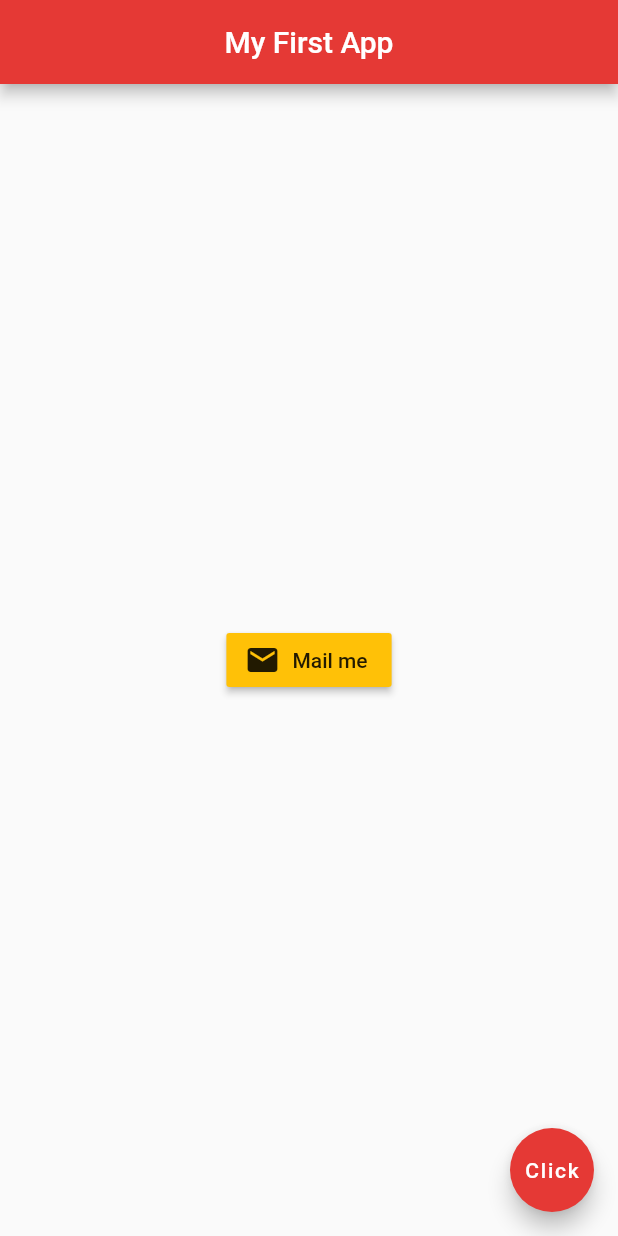
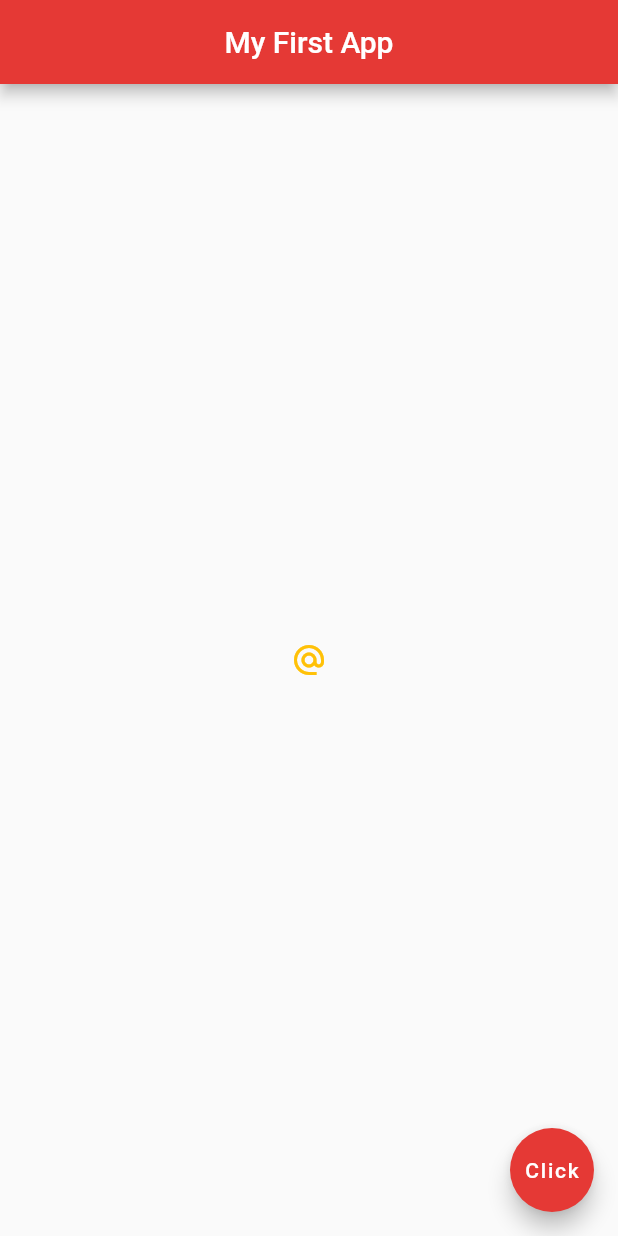
Before and after one commit to theagoliveira/flutter-tutorial-for-beginners, a Flutter app: the screen it shows after launch, on a phone screen of 412 x 824 dp. Run offline on Flutter 3.47's test engine with Material 2 defaults, Android fonts, the phone set to English and light mode, and no system bars.

Commit message:
Video #09e

```diff
--- a/myapp/lib/main.dart
+++ b/myapp/lib/main.dart
@@ -16,15 +16,13 @@ class Home extends StatelessWidget {
         backgroundColor: Colors.red[600],
       ),
       body: Center(
-        child: RaisedButton.icon(
-          onPressed: () {},
-          icon: Icon(
-            Icons.mail,
-          ),
-          label: Text('Mail me'),
-          color: Colors.amber,
-        ),
-      ),
+          child: IconButton(
+        icon: Icon(Icons.alternate_email),
+        onPressed: () {
+          print('You clicked me');
+        },
+        color: Colors.amber,
+      )),
       floatingActionButton: FloatingActionButton(
         child: Text('Click'),
         backgroundColor: Colors.red[600],
```
